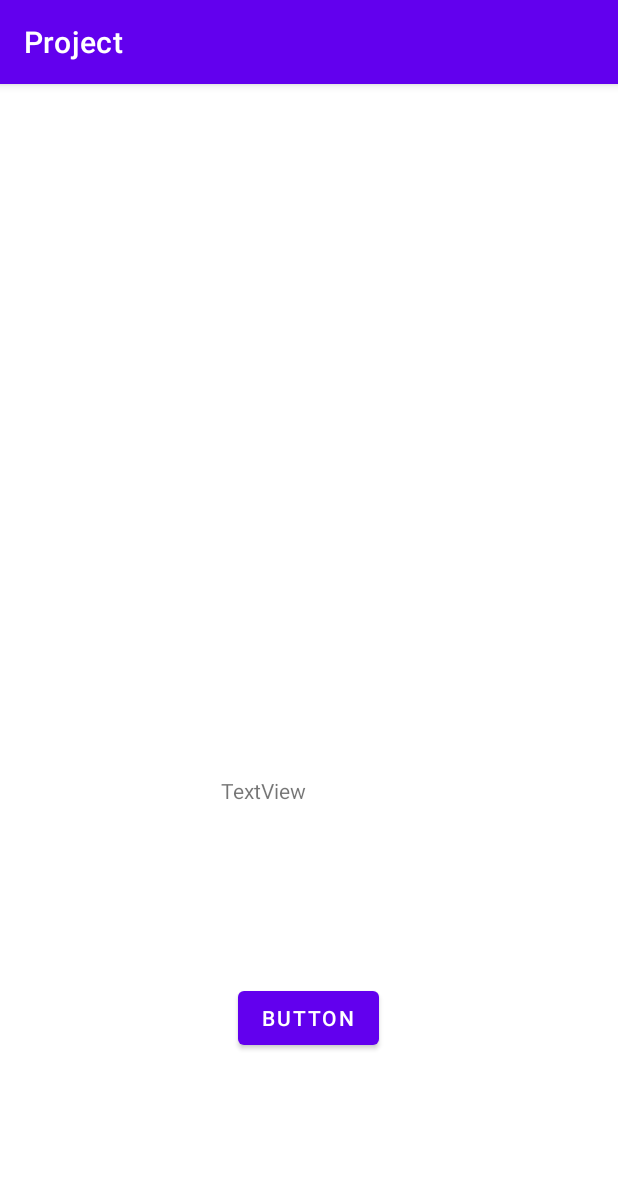
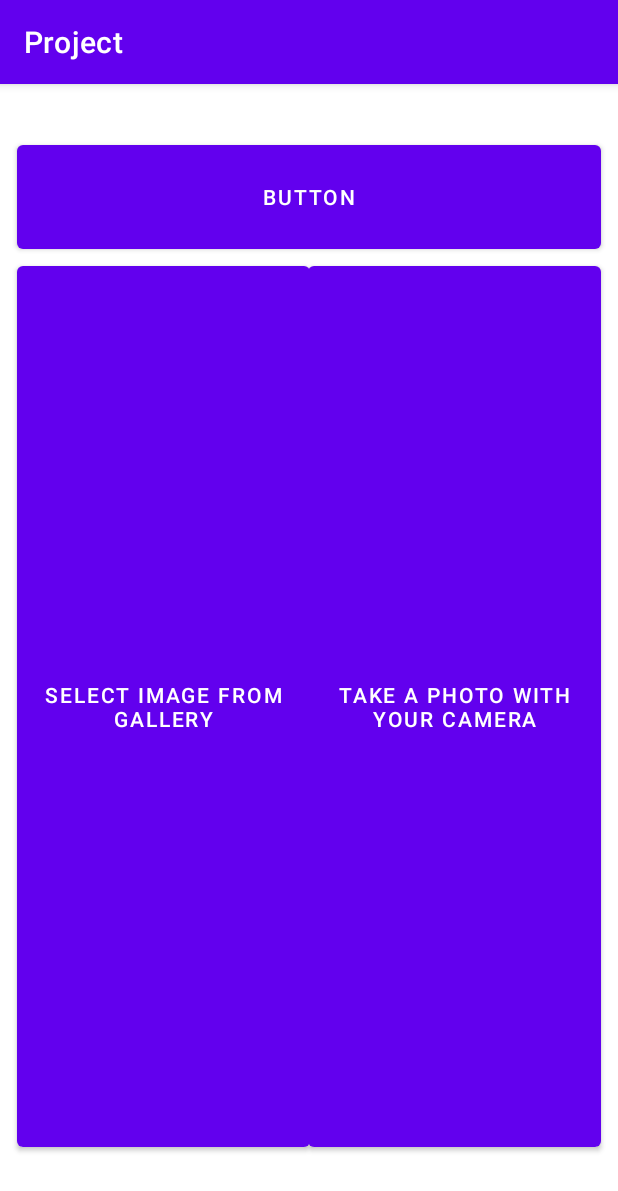
Before and after one commit to RaulMonteroGon/Project-3740, an Android app: the screen it shows after launch (MLKitActivity before the commit, MainActivity after it), on a phone screen of 412 x 824 dp. Shown: the top 1191 px of the screen. Run offline under Robolectric (Android 15) with nearby library versions, the phone set to English and light mode, and no system bars; libraries missing offline, so code that uses them is left out: com.google.mlkit.vision; 1 statement that could not run was skipped.

Commit message:
Alpha version (put extra img not working)

```diff
--- /dev/null
+++ b/app/src/main/java/com/example/project/MainActivity.kt
@@ -0,0 +1,164 @@
+package com.example.project
+
+import android.R.attr
+import android.content.Intent
+import android.graphics.Bitmap
+import android.graphics.Camera
+import android.net.Uri
+import androidx.appcompat.app.AppCompatActivity
+import android.os.Bundle
+import android.provider.MediaStore
+import android.util.Log
+import android.widget.Button
+import androidx.activity.result.ActivityResult
+import androidx.activity.result.ActivityResultCallback
+import androidx.activity.result.ActivityResultLauncher
+import androidx.activity.result.contract.ActivityResultContracts
+import com.google.mlkit.vision.common.InputImage
+import com.google.mlkit.vision.label.ImageLabeler
+import com.google.mlkit.vision.label.ImageLabeling
+import com.google.mlkit.vision.label.defaults.ImageLabelerOptions
+import java.lang.Exception
+import android.graphics.BitmapFactory
+import java.nio.ByteBuffer
+import android.R.attr.bitmap
+import java.io.ByteArrayOutputStream
+
+
+class MainActivity : AppCompatActivity() {
+
+    lateinit var btngallery : Button
+    lateinit var btnsettings: Button
+    lateinit var btncamera : Button
+
+    private val TAG  = "MyTag"
+
+    private lateinit var cameraLauncher: ActivityResultLauncher<Intent>
+    private lateinit var galleryLauncher: ActivityResultLauncher<Intent>
+
+    lateinit var inputImage: InputImage
+
+
+    lateinit var imagelabeler: ImageLabeler
+
+    lateinit var result :String
+    lateinit var image : InputImage
+
+
+    override fun onCreate(savedInstanceState: Bundle?) {
+        super.onCreate(savedInstanceState)
+        setContentView(R.layout.activity_main)
+
+        btnsettings = findViewById(R.id.btnSettings)
+        btngallery = findViewById(R.id.btnGallery)
+        btncamera = findViewById(R.id.btnCamera)
+
+        imagelabeler = ImageLabeling.getClient(ImageLabelerOptions.DEFAULT_OPTIONS)
+
+
+
+        cameraLauncher = registerForActivityResult(
+            ActivityResultContracts.StartActivityForResult(),
+            object : ActivityResultCallback<ActivityResult> {
+                override fun onActivityResult(result: ActivityResult?) {
+                    val data = result?.data
+                    try {
+                        val photo=data?.extras?.get("data") as Bitmap
+                        //ivPicture.setImageBitmap(photo)
+                        inputImage = InputImage.fromBitmap(photo,0)
+                        image = inputImage
+                        processImage()
+                    }catch (e: Exception){
+
+                    }
+                }
+            }
+        )
+        galleryLauncher = registerForActivityResult(
+            ActivityResultContracts.StartActivityForResult(),
+            object : ActivityResultCallback<ActivityResult> {
+                override fun onActivityResult(result: ActivityResult?) {
+                    val data = result?.data
+                    try {
+                        inputImage = InputImage.fromFilePath(this@MainActivity,data?.data)
+                        //ivPicture.setImageURI(data?.data)
+                        image = inputImage
+                        processImage()
+
+                    }catch (e: Exception){
+
+                    }
+                }
+            }
+        )
+
+
+
+        btnsettings.setOnClickListener {
+            val settings = Intent(this, SettingsActivity::class.java)
+            startActivity(settings)
+        }
+        btngallery.setOnClickListener {
+            val storageIntent = Intent()
+            storageIntent.setType("image/*")
+            storageIntent.setAction(Intent.ACTION_GET_CONTENT)
+            galleryLauncher.launch(storageIntent)
+            /*
+            val buffer: ByteBuffer = image.planes[0].buffer
+            val bytes = ByteArray(buffer.capacity())
+            buffer.get(bytes)
+            val bitmapImage = BitmapFactory.decodeByteArray(bytes, 0, bytes.size, null)
+
+            val galleryIntent = Intent(this, imageActivity::class.java)
+
+            val bs = ByteArrayOutputStream()
+            bitmapImage.compress(Bitmap.CompressFormat.JPEG, 50, bs)
+            galleryIntent.putExtra("image", bs.toByteArray())
+            galleryIntent.putExtra("result", result)
+
+            startActivity(galleryIntent)*/
+        }
+        btncamera.setOnClickListener {
+            val cameraIntent = Intent(MediaStore.ACTION_IMAGE_CAPTURE)
+            cameraLauncher.launch(cameraIntent)
+
+            /*
+            val buffer: ByteBuffer = image.planes[0].buffer
+            val bytes = ByteArray(buffer.capacity())
+            buffer.get(bytes)
+            val bitmapImage = BitmapFactory.decodeByteArray(bytes, 0, bytes.size, null)
+
+            val photoIntent = Intent(this, imageActivity::class.java)
+
+            val bs = ByteArrayOutputStream()
+            bitmapImage.compress(Bitmap.CompressFormat.JPEG, 50, bs)
+            photoIntent.putExtra("image", bs.toByteArray())
+            photoIntent.putExtra("result", result)
+
+            startActivity(photoIntent)*/
+
+        }
+
+    }
+
+
+    private fun processImage() {
+        imagelabeler.process(inputImage)
+            .addOnSuccessListener {
+                result =""
+
+                for(label in it) {
+                    result = result + "\n"+ label.text
+                }
+                //tvResult.text = result
+                nextthing()
+            }.addOnFailureListener {
+                Log.d(TAG,"processImage: ${it.message}")
+            }
+    }
+    private fun nextthing(){
+        val galleryIntent = Intent(this, imageActivity::class.java)
+        galleryIntent.putExtra("result", result)
+        startActivity(galleryIntent)
+    }
+}
--- a/app/src/main/java/com/example/project/SettingsActivity.kt
+++ b/app/src/main/java/com/example/project/SettingsActivity.kt
@@ -7,5 +7,7 @@ class SettingsActivity : AppCompatActivity() {
     override fun onCreate(savedInstanceState: Bundle?) {
         super.onCreate(savedInstanceState)
         setContentView(R.layout.activity_settings)
+
+
     }
 }
--- /dev/null
+++ b/app/src/main/res/layout/activity_main.xml
@@ -0,0 +1,50 @@
+<?xml version="1.0" encoding="utf-8"?>
+<androidx.constraintlayout.widget.ConstraintLayout xmlns:android="http://schemas.android.com/apk/res/android"
+    xmlns:app="http://schemas.android.com/apk/res-auto"
+    xmlns:tools="http://schemas.android.com/tools"
+    android:layout_width="match_parent"
+    android:layout_height="match_parent"
+    tools:context=".MainActivity">
+
+    <Button
+        android:id="@+id/btnSettings"
+        android:layout_width="389dp"
+        android:layout_height="81dp"
+        android:layout_marginStart="11dp"
+        android:layout_marginTop="16dp"
+        android:layout_marginEnd="11dp"
+        android:layout_marginBottom="634dp"
+        android:text="Button"
+        app:layout_constraintBottom_toBottomOf="parent"
+        app:layout_constraintEnd_toEndOf="parent"
+        app:layout_constraintStart_toStartOf="parent"
+        app:layout_constraintTop_toTopOf="parent" />
+
+    <Button
+        android:id="@+id/btnGallery"
+        android:layout_width="195dp"
+        android:layout_height="599dp"
+        android:layout_marginStart="11dp"
+        android:layout_marginTop="97dp"
+        android:layout_marginEnd="205dp"
+        android:layout_marginBottom="35dp"
+        android:text="Select image from gallery"
+        app:layout_constraintBottom_toBottomOf="parent"
+        app:layout_constraintEnd_toEndOf="parent"
+        app:layout_constraintStart_toStartOf="parent"
+        app:layout_constraintTop_toTopOf="parent" />
+
+    <Button
+        android:id="@+id/btnCamera"
+        android:layout_width="195dp"
+        android:layout_height="599dp"
+        android:layout_marginStart="205dp"
+        android:layout_marginTop="97dp"
+        android:layout_marginEnd="11dp"
+        android:layout_marginBottom="35dp"
+        android:text="Take a photo with your camera"
+        app:layout_constraintBottom_toBottomOf="parent"
+        app:layout_constraintEnd_toEndOf="parent"
+        app:layout_constraintStart_toStartOf="parent"
+        app:layout_constraintTop_toTopOf="parent" />
+</androidx.constraintlayout.widget.ConstraintLayout>
```
Also changed, not shown: app/src/main/AndroidManifest.xml (+12 -2 lines), app/src/main/java/com/example/project/imageActivity.kt (added, +40 -0 lines), app/src/main/res/layout/activity_image.xml (added, +36 -0 lines).
